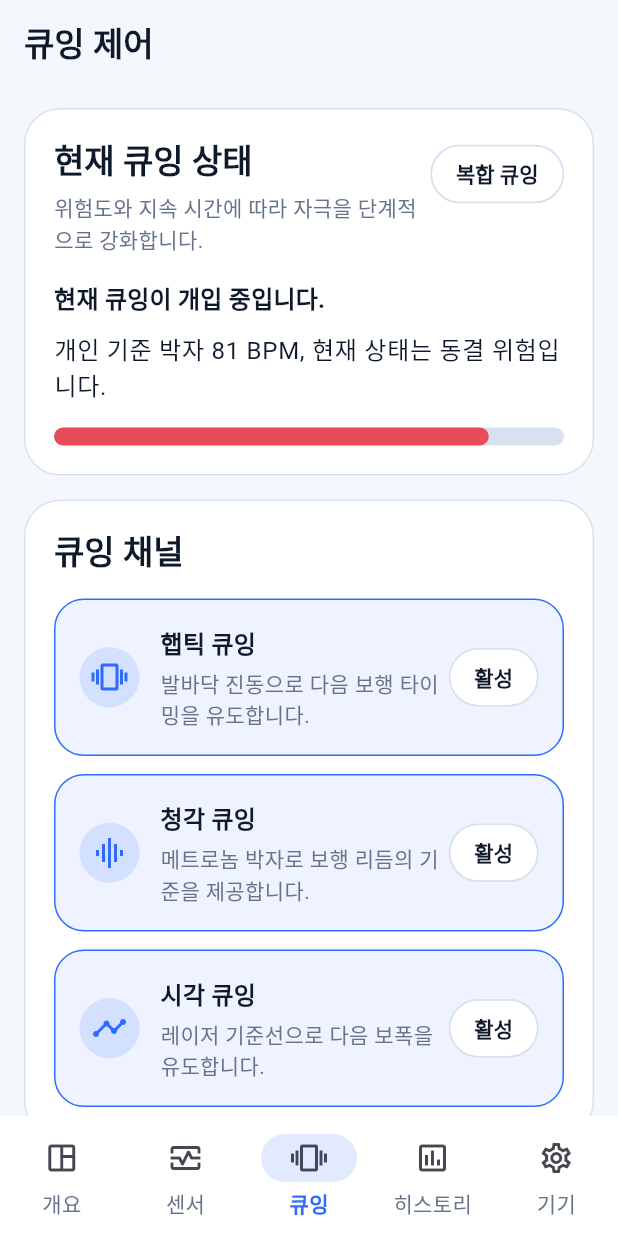
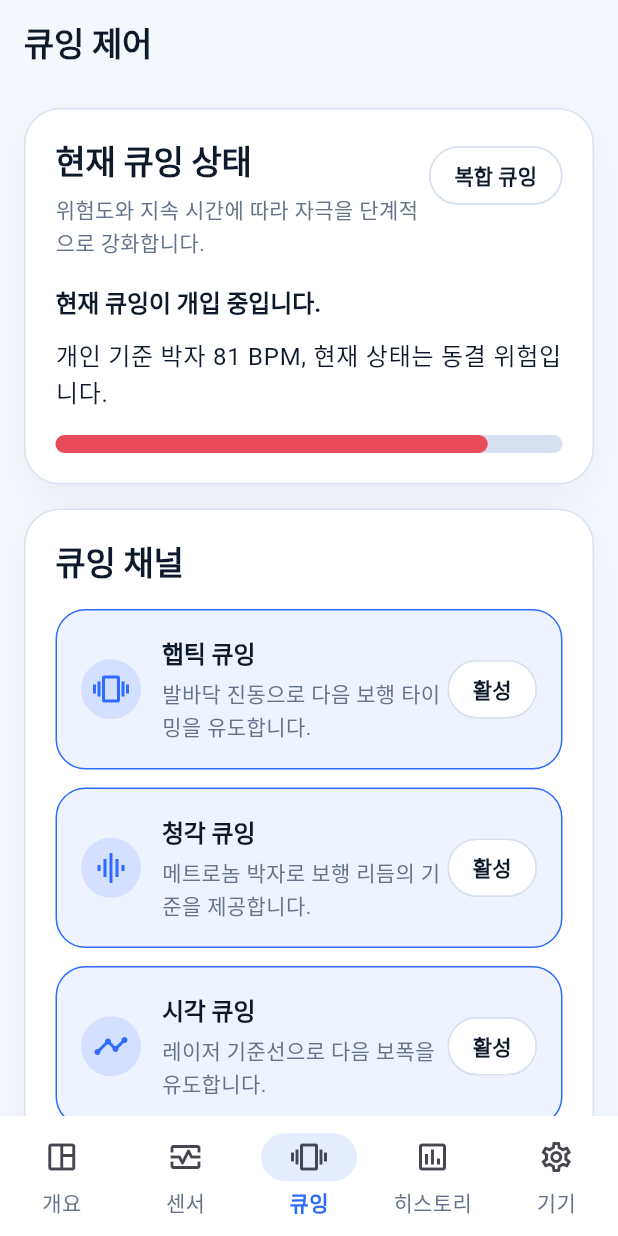
Before and after one commit to shinejihun1227/26CAP, a Flutter app: the screen it shows after launch, item 3 of the bottom bar chosen, on a phone screen of 412 x 824 dp. Run offline on Flutter 3.47's test engine with Material 3 defaults, Android fonts, the phone set to English and light mode, and no system bars.

Commit message:
style: refine foot silhouette and presentation theme

```diff
--- a/lib/app/theme/app_theme.dart
+++ b/lib/app/theme/app_theme.dart
@@ -2,8 +2,10 @@ import 'package:flutter/material.dart';
 
 class StepOnColors {
   static const navy = Color(0xFF0E1A2B);
+  static const deepNavy = Color(0xFF13253F);
   static const blue = Color(0xFF2F6BFF);
   static const sky = Color(0xFF75A8FF);
+  static const paleBlue = Color(0xFFEAF1FF);
   static const ice = Color(0xFFF4F7FC);
   static const surface = Color(0xFFFFFFFF);
   static const success = Color(0xFF1FA971);
@@ -34,17 +36,18 @@ ThemeData buildStepOnTheme() {
       centerTitle: false,
       titleTextStyle: TextStyle(
         fontSize: 22,
-        fontWeight: FontWeight.w700,
+        fontWeight: FontWeight.w800,
         color: StepOnColors.navy,
+        letterSpacing: -0.2,
       ),
     ),
-    cardTheme: const CardThemeData(
+    cardTheme: CardThemeData(
       color: StepOnColors.surface,
       elevation: 0,
       margin: EdgeInsets.zero,
       shape: RoundedRectangleBorder(
-        borderRadius: BorderRadius.all(Radius.circular(24)),
-        side: BorderSide(color: StepOnColors.border),
+        borderRadius: BorderRadius.circular(24),
+        side: const BorderSide(color: StepOnColors.border),
       ),
     ),
     chipTheme: ChipThemeData(
@@ -54,12 +57,13 @@ ThemeData buildStepOnTheme() {
       shape: RoundedRectangleBorder(borderRadius: BorderRadius.circular(999)),
       labelStyle: const TextStyle(
         color: StepOnColors.navy,
-        fontWeight: FontWeight.w600,
+        fontWeight: FontWeight.w700,
       ),
     ),
     navigationBarTheme: NavigationBarThemeData(
       backgroundColor: Colors.white,
-      indicatorColor: StepOnColors.blue.withOpacity(0.14),
+      indicatorColor: StepOnColors.blue.withOpacity(0.12),
+      shadowColor: StepOnColors.navy.withOpacity(0.06),
       labelTextStyle: WidgetStateProperty.resolveWith(
         (states) => TextStyle(
           color: states.contains(WidgetState.selected)
@@ -71,26 +75,30 @@ ThemeData buildStepOnTheme() {
         ),
       ),
     ),
+    dividerColor: StepOnColors.border,
     textTheme: const TextTheme(
       headlineMedium: TextStyle(
         color: StepOnColors.navy,
         fontWeight: FontWeight.w800,
+        letterSpacing: -0.3,
       ),
       titleLarge: TextStyle(
         color: StepOnColors.navy,
-        fontWeight: FontWeight.w700,
+        fontWeight: FontWeight.w800,
+        letterSpacing: -0.2,
       ),
       titleMedium: TextStyle(
         color: StepOnColors.navy,
         fontWeight: FontWeight.w700,
+        letterSpacing: -0.1,
       ),
       bodyLarge: TextStyle(
         color: StepOnColors.navy,
-        height: 1.45,
+        height: 1.5,
       ),
       bodyMedium: TextStyle(
         color: StepOnColors.textSubtle,
-        height: 1.45,
+        height: 1.5,
       ),
     ),
   );
--- a/lib/app/widgets/section_card.dart
+++ b/lib/app/widgets/section_card.dart
@@ -20,7 +20,19 @@ class SectionCard extends StatelessWidget {
 
   @override
   Widget build(BuildContext context) {
-    return Card(
+    return Container(
+      decoration: BoxDecoration(
+        color: StepOnColors.surface,
+        borderRadius: BorderRadius.circular(24),
+        border: Border.all(color: StepOnColors.border),
+        boxShadow: [
+          BoxShadow(
+            color: StepOnColors.navy.withOpacity(0.045),
+            blurRadius: 24,
+            offset: const Offset(0, 10),
+          ),
+        ],
+      ),
       child: Padding(
         padding: padding,
         child: Column(
```
Also changed, not shown: lib/app/widgets/foot_pressure_map.dart (+95 -55 lines).
